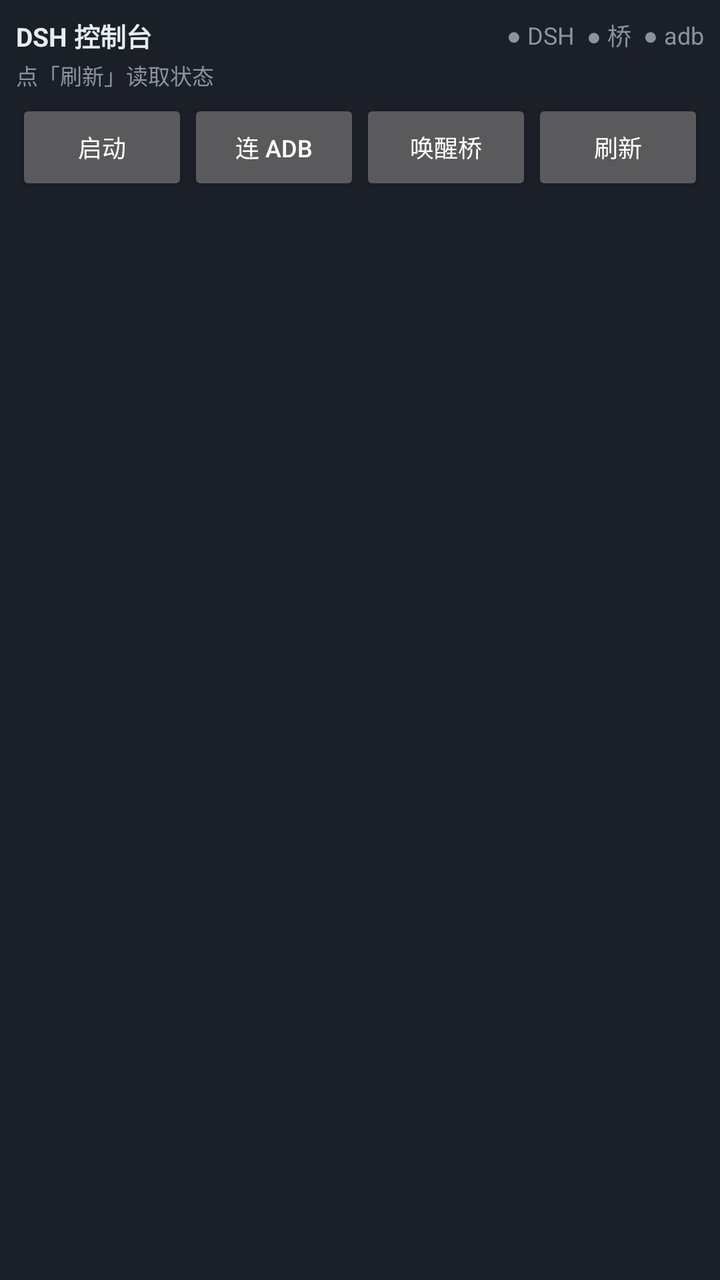
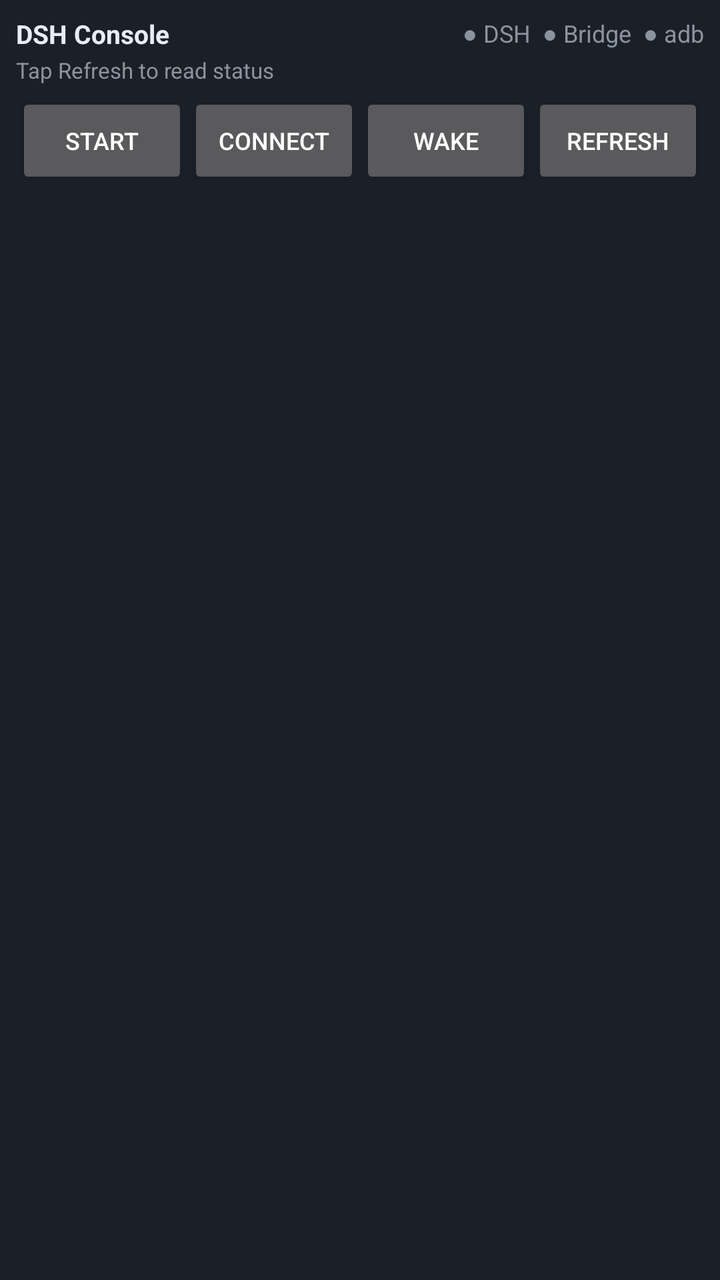

Screens rendered from an Android XML layout before and after an edit, with the pre-edit source and the edit as a unified diff.
<!-- AndroidManifest.xml: application theme android:Theme.Material.NoActionBar -->
<!-- res/layout/widget.xml -->
<?xml version="1.0" encoding="utf-8"?>
<LinearLayout xmlns:android="http://schemas.android.com/apk/res/android"
    android:layout_width="match_parent"
    android:layout_height="match_parent"
    android:orientation="vertical"
    android:padding="8dp"
    android:background="#F21B1F27">

    <LinearLayout
        android:layout_width="match_parent"
        android:layout_height="wrap_content"
        android:orientation="horizontal"
        android:gravity="center_vertical">
        <TextView android:id="@+id/w_title" android:layout_width="0dp" android:layout_height="wrap_content"
            android:layout_weight="1" android:text="DSH 控制台" android:textColor="#E6EDF3"
            android:textSize="13sp" android:textStyle="bold" />
        <TextView android:id="@+id/w_lamp_dsh" android:layout_width="wrap_content" android:layout_height="wrap_content"
            android:text="● DSH" android:textColor="#8B949E" android:textSize="12sp" android:paddingEnd="6dp" />
        <TextView android:id="@+id/w_lamp_bridge" android:layout_width="wrap_content" android:layout_height="wrap_content"
            android:text="● 桥" android:textColor="#8B949E" android:textSize="12sp" android:paddingEnd="6dp" />
        <TextView android:id="@+id/w_lamp_adb" android:layout_width="wrap_content" android:layout_height="wrap_content"
            android:text="● adb" android:textColor="#8B949E" android:textSize="12sp" />
    </LinearLayout>

    <TextView android:id="@+id/w_status" android:layout_width="match_parent" android:layout_height="wrap_content"
        android:text="点「刷新」读取状态" android:textColor="#8B949E" android:textSize="11sp"
        android:paddingTop="2dp" android:paddingBottom="4dp" />

    <LinearLayout android:layout_width="match_parent" android:layout_height="wrap_content"
        android:orientation="horizontal">
        <Button android:id="@+id/w_btn_start" android:layout_width="0dp" android:layout_height="wrap_content"
            android:layout_weight="1" android:text="启动" android:textSize="12sp" />
        <Button android:id="@+id/w_btn_adb" android:layout_width="0dp" android:layout_height="wrap_content"
            android:layout_weight="1" android:text="连 adb" android:textSize="12sp" />
        <Button android:id="@+id/w_btn_bridge" android:layout_width="0dp" android:layout_height="wrap_content"
            android:layout_weight="1" android:text="唤醒桥" android:textSize="12sp" />
        <Button android:id="@+id/w_btn_refresh" android:layout_width="0dp" android:layout_height="wrap_content"
            android:layout_weight="1" android:text="刷新" android:textSize="12sp" />
    </LinearLayout>
</LinearLayout>
<!-- resources referenced by this layout -->
<resources>

</resources>

<!-- the commit's change to res/layout/widget.xml (unified diff, before → after) -->
@@ -12,29 +12,29 @@
         android:orientation="horizontal"
         android:gravity="center_vertical">
         <TextView android:id="@+id/w_title" android:layout_width="0dp" android:layout_height="wrap_content"
-            android:layout_weight="1" android:text="DSH 控制台" android:textColor="#E6EDF3"
+            android:layout_weight="1" android:text="DSH Console" android:textColor="#E6EDF3"
             android:textSize="13sp" android:textStyle="bold" />
         <TextView android:id="@+id/w_lamp_dsh" android:layout_width="wrap_content" android:layout_height="wrap_content"
             android:text="● DSH" android:textColor="#8B949E" android:textSize="12sp" android:paddingEnd="6dp" />
         <TextView android:id="@+id/w_lamp_bridge" android:layout_width="wrap_content" android:layout_height="wrap_content"
-            android:text="● 桥" android:textColor="#8B949E" android:textSize="12sp" android:paddingEnd="6dp" />
+            android:text="● Bridge" android:textColor="#8B949E" android:textSize="12sp" android:paddingEnd="6dp" />
         <TextView android:id="@+id/w_lamp_adb" android:layout_width="wrap_content" android:layout_height="wrap_content"
             android:text="● adb" android:textColor="#8B949E" android:textSize="12sp" />
     </LinearLayout>
 
     <TextView android:id="@+id/w_status" android:layout_width="match_parent" android:layout_height="wrap_content"
-        android:text="点「刷新」读取状态" android:textColor="#8B949E" android:textSize="11sp"
+        android:text="Tap Refresh to read status" android:textColor="#8B949E" android:textSize="11sp"
         android:paddingTop="2dp" android:paddingBottom="4dp" />
 
     <LinearLayout android:layout_width="match_parent" android:layout_height="wrap_content"
         android:orientation="horizontal">
         <Button android:id="@+id/w_btn_start" android:layout_width="0dp" android:layout_height="wrap_content"
-            android:layout_weight="1" android:text="启动" android:textSize="12sp" />
+            android:layout_weight="1" android:text="Start" android:textSize="12sp" />
         <Button android:id="@+id/w_btn_adb" android:layout_width="0dp" android:layout_height="wrap_content"
-            android:layout_weight="1" android:text="连 adb" android:textSize="12sp" />
+            android:layout_weight="1" android:text="Connect" android:textSize="12sp" />
         <Button android:id="@+id/w_btn_bridge" android:layout_width="0dp" android:layout_height="wrap_content"
-            android:layout_weight="1" android:text="唤醒桥" android:textSize="12sp" />
+            android:layout_weight="1" android:text="Wake" android:textSize="12sp" />
         <Button android:id="@+id/w_btn_refresh" android:layout_width="0dp" android:layout_height="wrap_content"
-            android:layout_weight="1" android:text="刷新" android:textSize="12sp" />
+            android:layout_weight="1" android:text="Refresh" android:textSize="12sp" />
     </LinearLayout>
 </LinearLayout>
